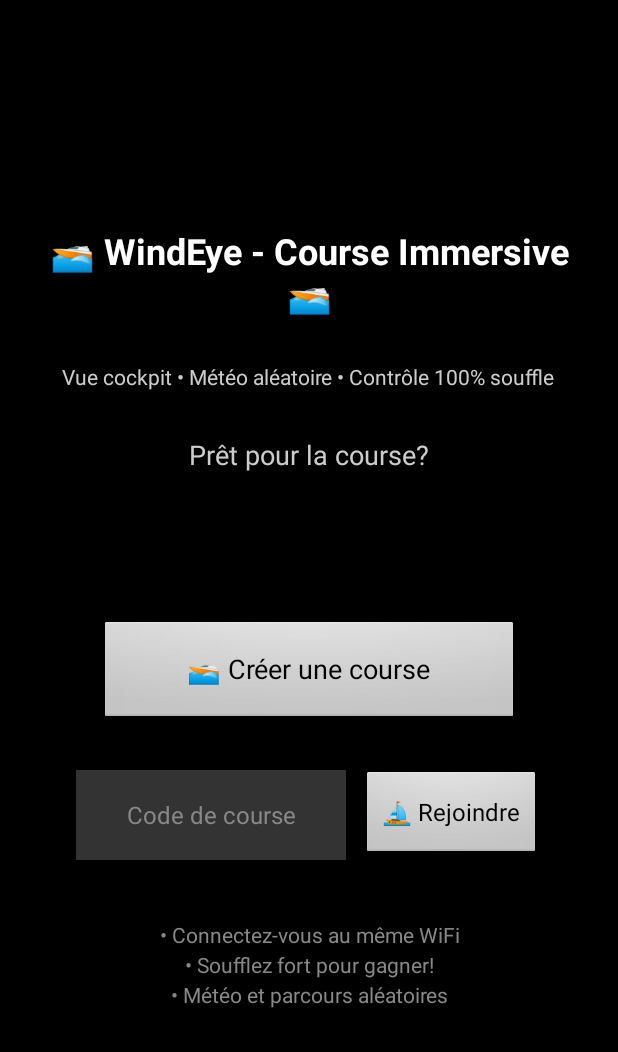
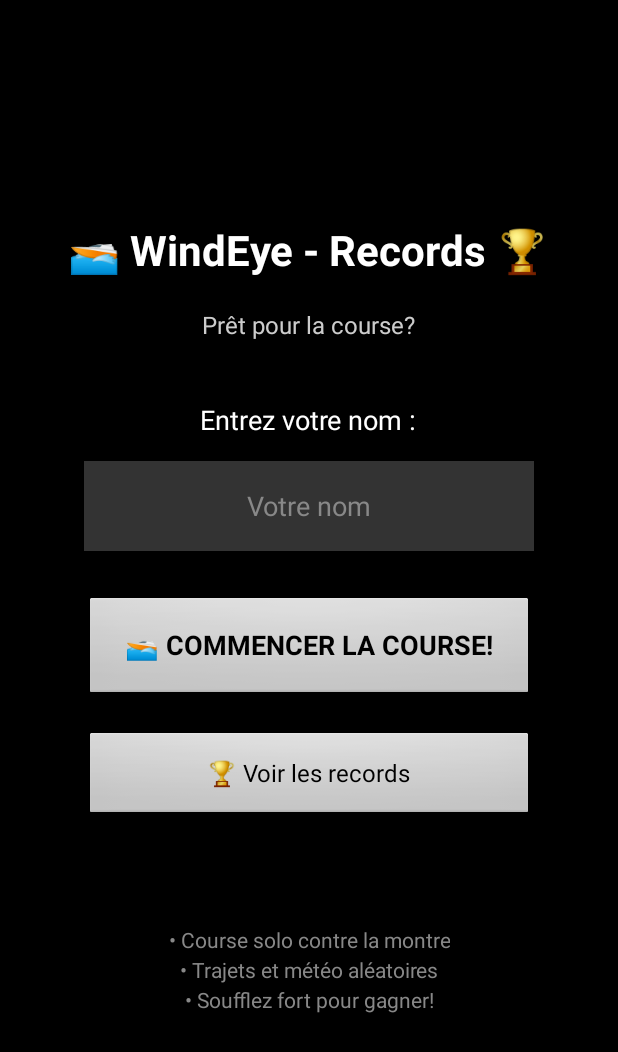
Before and after one commit to Sraaap88/WindEye, an Android app: the layout activity_main.xml on its own in the app's theme, with its tools: preview values and no code run, on a phone screen of 412 x 824 dp. Shown: the top 1052 px of the screen. Run offline under Robolectric (Android 15) with nearby library versions, the light colour scheme and no system bars.

Commit message:
Update activity_main.xml

```diff
--- a/app/src/main/res/layout/activity_main.xml
+++ b/app/src/main/res/layout/activity_main.xml
@@ -10,83 +10,76 @@
     <TextView
         android:layout_width="wrap_content"
         android:layout_height="wrap_content"
-        android:text="🚤 WindEye - Course Immersive 🚤"
-        android:textSize="24sp"
+        android:text="🚤 WindEye - Records 🏆"
+        android:textSize="28sp"
         android:textStyle="bold"
         android:textColor="#ffffff"
         android:gravity="center"
-        android:layout_marginBottom="30dp" />
+        android:layout_marginBottom="20dp" />
+
+    <TextView
+        android:id="@+id/welcomeText"
+        android:layout_width="wrap_content"
+        android:layout_height="wrap_content"
+        android:text="Prêt pour la course?"
+        android:textSize="16sp"
+        android:textColor="#cccccc"
+        android:gravity="center"
+        android:layout_marginBottom="40dp" />
 
     <TextView
         android:layout_width="wrap_content"
         android:layout_height="wrap_content"
-        android:text="Vue cockpit • Météo aléatoire • Contrôle 100% souffle"
-        android:textSize="14sp"
-        android:textColor="#cccccc"
-        android:gravity="center"
+        android:text="Entrez votre nom :"
+        android:textSize="18sp"
+        android:textColor="#ffffff"
+        android:layout_marginBottom="15dp" />
+
+    <EditText
+        android:id="@+id/playerNameEdit"
+        android:layout_width="300dp"
+        android:layout_height="60dp"
+        android:hint="Votre nom"
+        android:textAlignment="center"
+        android:textColor="#ffffff"
+        android:textColorHint="#888888"
+        android:textSize="18sp"
+        android:background="#333333"
+        android:inputType="textPersonName|textCapWords"
+        android:maxLength="15"
+        android:layout_marginBottom="30dp" />
+
+    <Button
+        android:id="@+id/startRaceButton"
+        android:layout_width="300dp"
+        android:layout_height="70dp"
+        android:text="🚤 COMMENCER LA COURSE!"
+        android:textSize="18sp"
+        android:textStyle="bold"
+        android:layout_marginBottom="20dp" />
+
+    <Button
+        android:id="@+id/viewRecordsButton"
+        android:layout_width="300dp"
+        android:layout_height="60dp"
+        android:text="🏆 Voir les records"
+        android:textSize="16sp"
         android:layout_marginBottom="30dp" />
 
     <TextView
-        android:id="@+id/statusText"
-        android:layout_width="wrap_content"
-        android:layout_height="wrap_content"
-        android:text="Prêt pour la course?"
-        android:textSize="18sp"
-        android:textColor="#cccccc"
-        android:layout_marginBottom="20dp" />
-
-    <TextView
-        android:id="@+id/gameCodeText"
+        android:id="@+id/currentPlayerText"
         android:layout_width="wrap_content"
         android:layout_height="wrap_content"
         android:text=""
-        android:textSize="28sp"
-        android:textStyle="bold"
-        android:textColor="#ff6b6b"
-        android:layout_marginBottom="40dp" />
-
-    <Button
-        android:id="@+id/createButton"
-        android:layout_width="280dp"
-        android:layout_height="70dp"
-        android:text="🚤 Créer une course"
-        android:textSize="18sp"
-        android:layout_marginBottom="30dp" />
-
-    <LinearLayout
-        android:layout_width="match_parent"
-        android:layout_height="wrap_content"
-        android:orientation="horizontal"
+        android:textSize="14sp"
+        android:textColor="#888888"
         android:gravity="center"
-        android:layout_marginBottom="40dp">
-
-        <EditText
-            android:id="@+id/joinCodeEdit"
-            android:layout_width="180dp"
-            android:layout_height="60dp"
-            android:hint="Code de course"
-            android:textAlignment="center"
-            android:textColor="#ffffff"
-            android:textColorHint="#888888"
-            android:textSize="16sp"
-            android:background="#333333"
-            android:inputType="number"
-            android:maxLength="6"
-            android:layout_marginEnd="10dp" />
-
-        <Button
-            android:id="@+id/joinButton"
-            android:layout_width="120dp"
-            android:layout_height="60dp"
-            android:text="⛵ Rejoindre"
-            android:textSize="16sp" />
-
-    </LinearLayout>
+        android:layout_marginBottom="20dp" />
 
     <TextView
         android:layout_width="wrap_content"
         android:layout_height="wrap_content"
-        android:text="• Connectez-vous au même WiFi\n• Soufflez fort pour gagner!\n• Météo et parcours aléatoires"
+        android:text="• Course solo contre la montre\n• Trajets et météo aléatoires\n• Soufflez fort pour gagner!"
         android:textSize="14sp"
         android:textColor="#888888"
         android:textAlignment="center"
```
